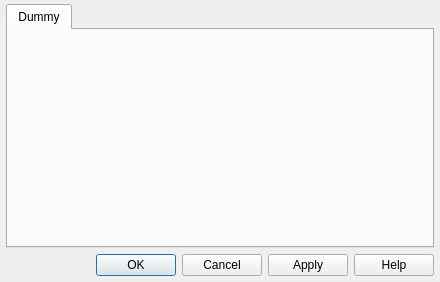
goldendict/goldendict, file editdictionaries.ui: the form before one commit.
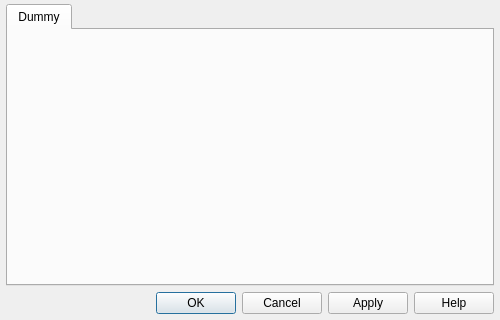
The form after the commit.

Commit message: Compact the layout ... ...

```diff
--- a/editdictionaries.ui
+++ b/editdictionaries.ui
@@ -6,8 +6,8 @@
    <rect>
     <x>0</x>
     <y>0</y>
-    <width>440</width>
-    <height>282</height>
+    <width>500</width>
+    <height>320</height>
    </rect>
   </property>
   <property name="windowTitle">
```
The commit also changes 2 other files.
